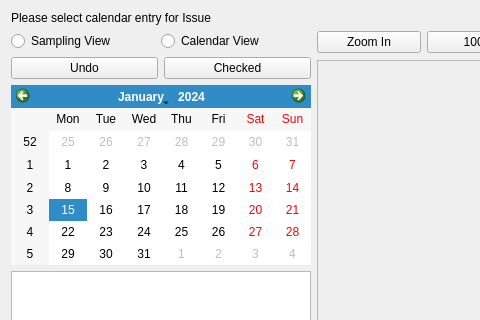
This is namalysator/w_structview.ui in phungthomas/Namalysator as Qt 5 draws it before an edit; both pictures show x 0 to 480 and y 0 to 320 of the 1218 by 877 pixel window. The edited form follows.
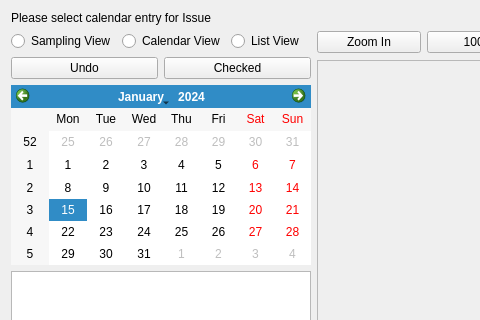
This is the edited form.

Commit message: Adding list view ( TODO connection + light refactor of nowadays event for radio button )

```diff
--- a/namalysator/w_structview.ui
+++ b/namalysator/w_structview.ui
@@ -56,7 +56,7 @@
           <widget class="QRadioButton" name="rbCalendar">
            <property name="minimumSize">
             <size>
-             <width>150</width>
+             <width>0</width>
              <height>0</height>
             </size>
            </property>
@@ -71,6 +71,19 @@
            </property>
           </widget>
          </item>
+         <item>
+          <widget class="QRadioButton" name="radioButton">
+           <property name="maximumSize">
+            <size>
+             <width>150</width>
+             <height>16777215</height>
+            </size>
+           </property>
+           <property name="text">
+            <string>List View</string>
+           </property>
+          </widget>
+         </item>
         </layout>
        </item>
        <item>
```
